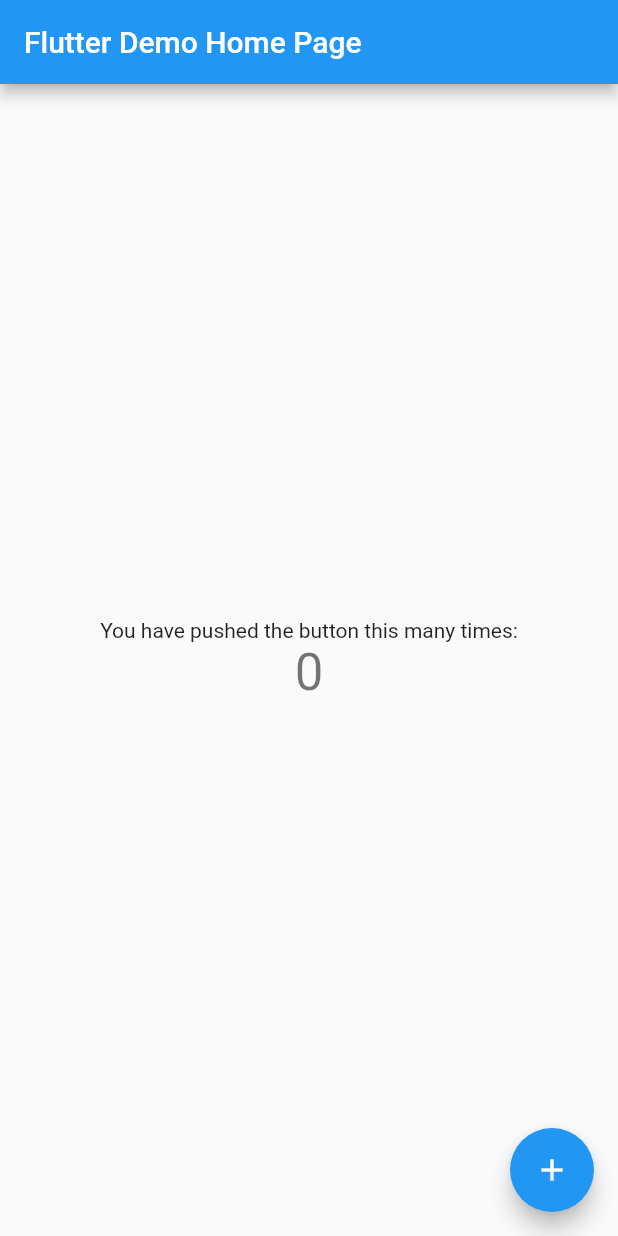
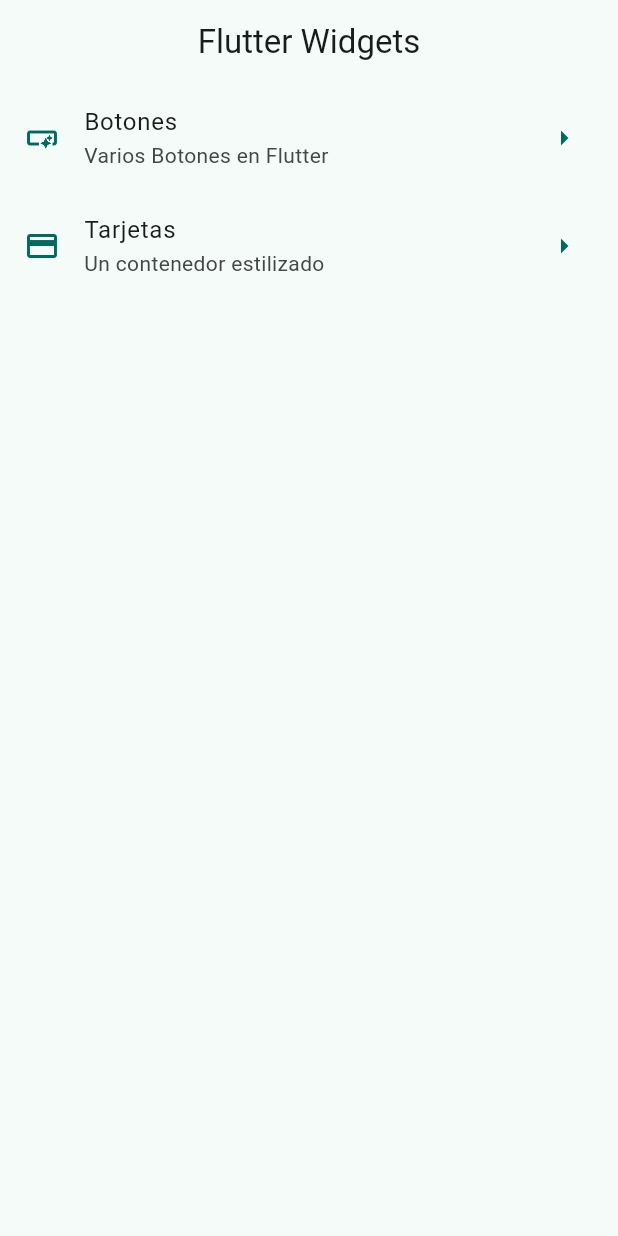
Before and after one commit to PabloVR24/flutterDCaE, a Flutter app: the screen it shows after launch, on a phone screen of 412 x 824 dp. Run offline on Flutter 3.47's test engine with Material 2 defaults, Android fonts, the phone set to English and light mode, and no system bars; our stand-ins replace animate_do, go_router, video_player.

Commit message:
TokTik y widgets

```diff
--- /dev/null
+++ b/03_flutter_init/widgets_app/widgets_app/lib/config/theme/app_theme.dart
@@ -0,0 +1,24 @@
+import 'package:flutter/material.dart';
+
+const colorList = <Color>[
+  Colors.blue,
+  Colors.teal,
+  Colors.green,
+  Colors.red,
+  Colors.purple,
+  Colors.pink
+];
+
+class AppTheme {
+  final int selectedColor;
+
+  AppTheme({this.selectedColor = 0})
+      : assert(selectedColor >= 0, 'Selected Color must be greater than 0'),
+        assert(selectedColor < colorList.length,
+            'Selected Color must be less than ${colorList.length}');
+
+  ThemeData getTheme() => ThemeData(
+      useMaterial3: true,
+      colorSchemeSeed: colorList[selectedColor],
+      appBarTheme: const AppBarTheme(centerTitle: true));
+}
--- /dev/null
+++ b/03_flutter_init/widgets_app/widgets_app/lib/config/theme/menu/menu_items.dart
@@ -0,0 +1,27 @@
+import 'package:flutter/material.dart';
+
+class MenuItem {
+  final String title;
+  final String subTitle;
+  final String link;
+  final IconData icon;
+
+  const MenuItem(
+      {required this.title,
+      required this.subTitle,
+      required this.link,
+      required this.icon});
+}
+
+const appMenuItems = <MenuItem>[
+  MenuItem(
+      title: 'Botones',
+      subTitle: 'Varios Botones en Flutter',
+      link: '/buttons',
+      icon: Icons.smart_button_outlined),
+  MenuItem(
+      title: 'Tarjetas',
+      subTitle: 'Un contenedor estilizado',
+      link: '/cards',
+      icon: Icons.credit_card)
+];
--- /dev/null
+++ b/03_flutter_init/widgets_app/widgets_app/lib/config/theme/router/app_router.dart
@@ -0,0 +1,24 @@
+import 'package:go_router/go_router.dart';
+import '../../../presentation/screens/screens.dart';
+
+// GoRouter configuration
+final appRouter = GoRouter(
+  initialLocation: '/',
+  routes: [
+    GoRoute(
+      path: '/',
+      name: HomeScreen.name,
+      builder: (context, state) => const HomeScreen(),
+    ),
+    GoRoute(
+      path: '/buttons',
+      name: ButtonsScreen.name,
+      builder: (context, state) => const ButtonsScreen(),
+    ),
+    GoRoute(
+      path: '/cards',
+      name: CardsScreen.name,
+      builder: (context, state) => const CardsScreen(),
+    ),
+  ],
+);
--- a/03_flutter_init/widgets_app/widgets_app/lib/main.dart
+++ b/03_flutter_init/widgets_app/widgets_app/lib/main.dart
@@ -1,115 +1,18 @@
 import 'package:flutter/material.dart';
-
-void main() {
-  runApp(const MyApp());
-}
+import 'package:widgets_app/config/theme/app_theme.dart';
+import 'package:widgets_app/config/theme/router/app_router.dart';
+void main() => runApp(const MyApp());
 
 class MyApp extends StatelessWidget {
   const MyApp({super.key});
 
-  // This widget is the root of your application.
   @override
   Widget build(BuildContext context) {
-    return MaterialApp(
-      title: 'Flutter Demo',
-      theme: ThemeData(
-        // This is the theme of your application.
-        //
-        // Try running your application with "flutter run". You'll see the
-        // application has a blue toolbar. Then, without quitting the app, try
-        // changing the primarySwatch below to Colors.green and then invoke
-        // "hot reload" (press "r" in the console where you ran "flutter run",
-        // or simply save your changes to "hot reload" in a Flutter IDE).
-        // Notice that the counter didn't reset back to zero; the application
-        // is not restarted.
-        primarySwatch: Colors.blue,
-      ),
-      home: const MyHomePage(title: 'Flutter Demo Home Page'),
+    return MaterialApp.router(
+      routerConfig: appRouter,
+      debugShowCheckedModeBanner: false,
+      theme: AppTheme(selectedColor: 1).getTheme(),
+
     );
   }
 }
-
-class MyHomePage extends StatefulWidget {
-  const MyHomePage({super.key, required this.title});
-
-  // This widget is the home page of your application. It is stateful, meaning
-  // that it has a State object (defined below) that contains fields that affect
-  // how it looks.
-
-  // This class is the configuration for the state. It holds the values (in this
-  // case the title) provided by the parent (in this case the App widget) and
-  // used by the build method of the State. Fields in a Widget subclass are
-  // always marked "final".
-
-  final String title;
-
-  @override
-  State<MyHomePage> createState() => _MyHomePageState();
-}
-
-class _MyHomePageState extends State<MyHomePage> {
-  int _counter = 0;
-
-  void _incrementCounter() {
-    setState(() {
-      // This call to setState tells the Flutter framework that something has
-      // changed in this State, which causes it to rerun the build method below
-      // so that the display can reflect the updated values. If we changed
-      // _counter without calling setState(), then the build method would not be
-      // called again, and so nothing would appear to happen.
-      _counter++;
-    });
-  }
-
-  @override
-  Widget build(BuildContext context) {
-    // This method is rerun every time setState is called, for instance as done
-    // by the _incrementCounter method above.
-    //
-    // The Flutter framework has been optimized to make rerunning build methods
-    // fast, so that you can just rebuild anything that needs updating rather
-    // than having to individually change instances of widgets.
-    return Scaffold(
-      appBar: AppBar(
-        // Here we take the value from the MyHomePage object that was created by
-        // the App.build method, and use it to set our appbar title.
-        title: Text(widget.title),
-      ),
-      body: Center(
-        // Center is a layout widget. It takes a single child and positions it
-        // in the middle of the parent.
-        child: Column(
-          // Column is also a layout widget. It takes a list of children and
-          // arranges them vertically. By default, it sizes itself to fit its
-          // children horizontally, and tries to be as tall as its parent.
-          //
-          // Invoke "debug painting" (press "p" in the console, choose the
-          // "Toggle Debug Paint" action from the Flutter Inspector in Android
-          // Studio, or the "Toggle Debug Paint" command in Visual Studio Code)
-          // to see the wireframe for each widget.
-          //
-          // Column has various properties to control how it sizes itself and
-          // how it positions its children. Here we use mainAxisAlignment to
-          // center the children vertically; the main axis here is the vertical
-          // axis because Columns are vertical (the cross axis would be
-          // horizontal).
-          mainAxisAlignment: MainAxisAlignment.center,
-          children: <Widget>[
-            const Text(
-              'You have pushed the button this many times:',
-            ),
-            Text(
-              '$_counter',
-              style: Theme.of(context).textTheme.headlineMedium,
-            ),
-          ],
-        ),
-      ),
-      floatingActionButton: FloatingActionButton(
-        onPressed: _incrementCounter,
-        tooltip: 'Increment',
-        child: const Icon(Icons.add),
-      ), // This trailing comma makes auto-formatting nicer for build methods.
-    );
-  }
-}
--- /dev/null
+++ b/03_flutter_init/widgets_app/widgets_app/lib/presentation/screens/home/home_screen.dart
@@ -0,0 +1,65 @@
+import 'package:flutter/material.dart';
+import 'package:go_router/go_router.dart';
+import 'package:widgets_app/config/theme/menu/menu_items.dart';
+import 'package:widgets_app/presentation/screens/buttons/buttons_screen.dart';
+import 'package:widgets_app/presentation/screens/cards/cards_screen.dart';
+
+class HomeScreen extends StatelessWidget {
+  static const String name = "home_screen";
+
+  const HomeScreen({super.key});
+
+  @override
+  Widget build(BuildContext context) {
+    return Scaffold(
+      appBar: AppBar(
+        title: const Text('Flutter Widgets'),
+      ),
+      body: _HomeView(),
+    );
+  }
+}
+
+class _HomeView extends StatelessWidget {
+  const _HomeView();
+
+  @override
+  Widget build(BuildContext context) {
+    return ListView.builder(
+      itemCount: appMenuItems.length,
+      itemBuilder: (context, index) {
+        final menuItem = appMenuItems[index];
+        return _CustomListTile(menuItem: menuItem);
+      },
+    );
+  }
+}
+
+class _CustomListTile extends StatelessWidget {
+  const _CustomListTile({
+    required this.menuItem,
+  });
+
+  final MenuItem menuItem;
+
+  @override
+  Widget build(BuildContext context) {
+    final colors = Theme.of(context).colorScheme;
+    return ListTile(
+      leading: Icon(
+        menuItem.icon,
+        color: colors.primary,
+      ),
+      title: Text(menuItem.title),
+      subtitle: Text(menuItem.subTitle),
+      trailing: Icon(
+        Icons.arrow_right_outlined,
+        color: colors.primary,
+      ),
+      onTap: () {
+        //Navigator.pushNamed(context, menuItem.link);
+        context.push(menuItem.link);
+      },
+    );
+  }
+}
--- /dev/null
+++ b/03_flutter_init/widgets_app/widgets_app/lib/presentation/screens/screens.dart
@@ -0,0 +1,3 @@
+export 'package:widgets_app/presentation/screens/buttons/buttons_screen.dart';
+export 'package:widgets_app/presentation/screens/cards/cards_screen.dart';
+export 'package:widgets_app/presentation/screens/home/home_screen.dart';
```
Also changed, not shown: 03_flutter_init/widgets_app/widgets_app/lib/presentation/screens/buttons/buttons_screen.dart (added, +103 -0 lines), 03_flutter_init/widgets_app/widgets_app/lib/presentation/screens/cards/cards_screen.dart (added, +182 -0 lines), 03_flutter_init/widgets_app/widgets_app/pubspec.yaml (+4 -12 lines), 03_flutter_init/widgets_app/widgets_app/pubspec.lock, 1 other file.
